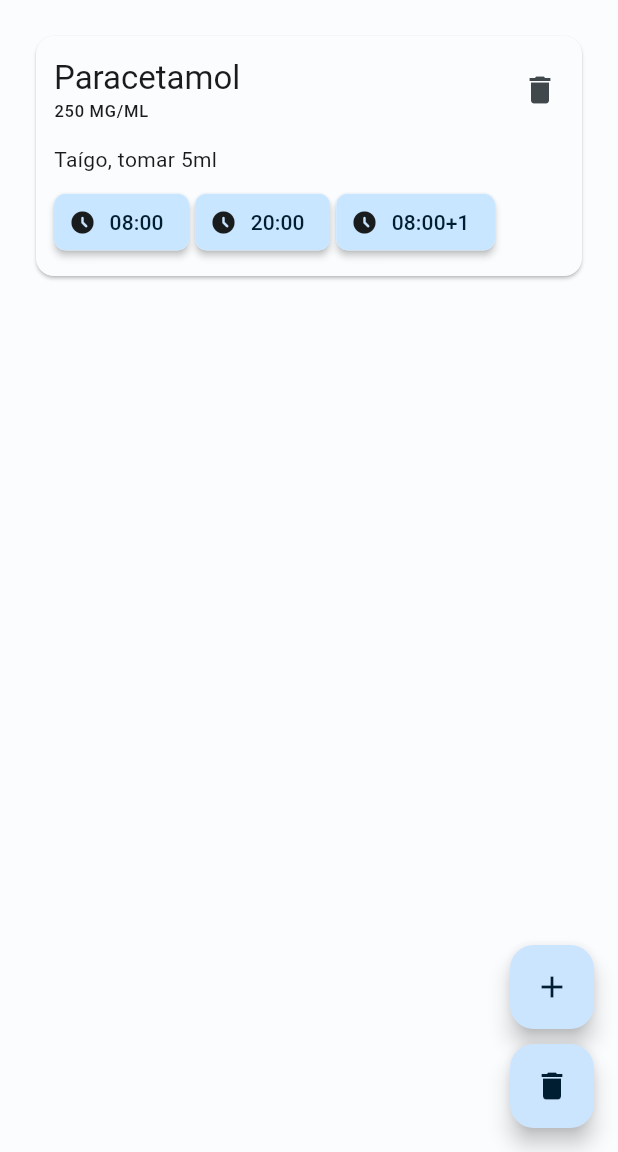
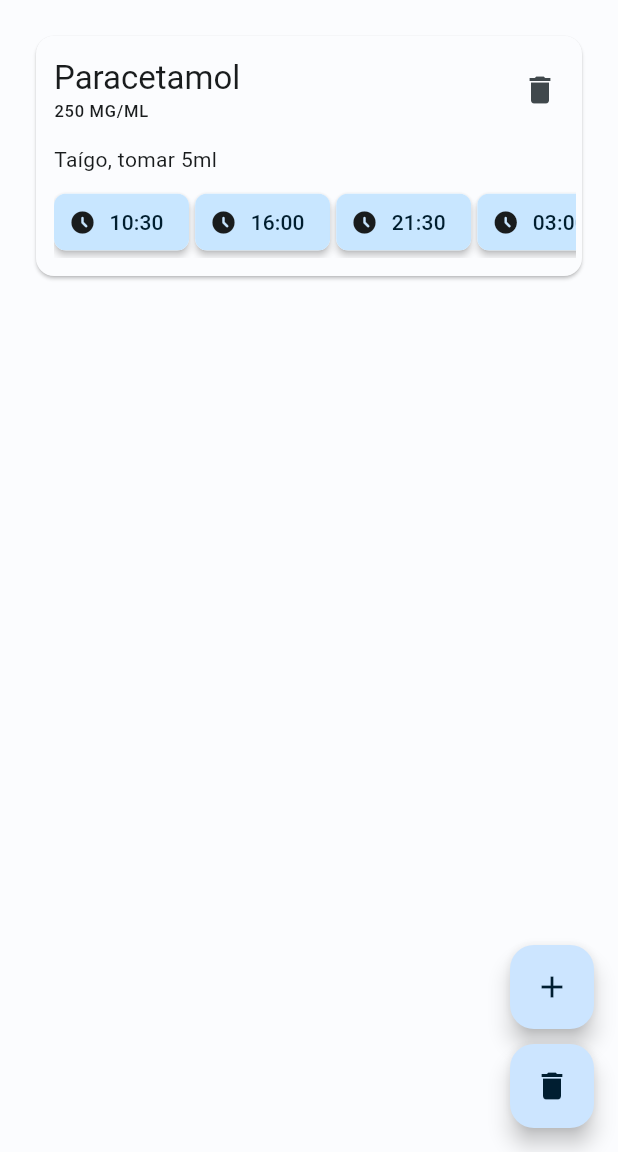
Before and after one commit to TaigoI/MedtrackApp, a Flutter app: the screen it shows after launch, after a tap on the "add" icon, on a phone screen of 412 x 824 dp, the part 84-1236 px from its top. Run offline on Flutter 3.47's test engine with Material 2 defaults, Android fonts, the phone set to English and light mode, and no system bars; our stand-ins replace hive_flutter; accounts and stored records are empty.

Commit message:
alarms on layout and hive v1

```diff
--- a/lib/main.dart
+++ b/lib/main.dart
@@ -5,8 +5,8 @@ import 'theme.dart';
 
 void main() async {
   await Hive.initFlutter();
-  await Hive.openBox('item');
   await Hive.openBox('prescription');
+  await Hive.openBox('medication');
   await Hive.openBox('alarm');
   runApp(const MyApp());
 }
--- a/lib/models/alarm.dart
+++ b/lib/models/alarm.dart
@@ -1,5 +1,3 @@
-import 'dart:convert';
-
 import 'package:flutter/cupertino.dart';
 import 'package:flutter/material.dart';
 import 'package:hive_flutter/hive_flutter.dart';
@@ -20,36 +18,27 @@ class Alarm {
     required this.active,
   });
 
-  persist(){
-    _alarmBox.put(key, toJSON());
-  }
+  get(String key) { return Alarm.fromMap(_alarmBox.get(key)!); }
+  save(){ _alarmBox.put(key, toMap()); }
+  delete(){ _alarmBox.delete(key); }
 
-  delete(){
-    _alarmBox.delete(key);
-  }
-
-  factory Alarm.fromStorage(String key) {
-    var item = _alarmBox.get(key);
-    return Alarm.fromJson(item!);
-  }
-
-  factory Alarm.fromJson(Map<String, dynamic> json) {
+  factory Alarm.fromMap(Map<String, dynamic> map) {
     return Alarm(
-        key: json.containsKey('key') ? json['key'] : UniqueKey().toString(),
-        medicationKey: json['medicationKey'].toString(),
-        timestamp: DateTime.parse(json['timestamp'].toString()),
-        active: bool.parse(json['active'].toString()),
+        key: map.containsKey('key') ? map['key'] : UniqueKey().toString(),
+        medicationKey: map['medicationKey'].toString(),
+        timestamp: DateTime.parse(map['timestamp'].toString()),
+        active: bool.parse(map['active'].toString()),
     );
   }
 
-  toJSON() {
-    Map<String, dynamic> json = {
+  toMap() {
+    Map<String, dynamic> map = {
       'key': key,
       'medicationKey': medicationKey,
       'timestamp': timestamp,
       'active': active,
     };
-    return jsonEncode(json);
+    return map;
   }
 
 }
--- a/lib/models/medication.dart
+++ b/lib/models/medication.dart
@@ -1,12 +1,12 @@
-import 'dart:convert';
-
 import 'package:flutter/cupertino.dart';
 import 'package:flutter/material.dart';
 import 'package:hive_flutter/hive_flutter.dart';
+import 'package:medtrack/models/alarm.dart';
 
 
 class Medication {
-  static final _itemBox = Hive.box('item');
+  static final _box = Hive.box('medication');
+  static final _alarmBox = Hive.box('alarm');
 
   String key;
   String medicationName; //nome do remédio. "Paracetamol"
@@ -34,37 +34,33 @@ class Medication {
     required this.initialDosage
   });
 
-  persist(){
-    _itemBox.put(key, toJSON());
+  get(String key) { return Medication.fromMap(_box.get(key)!); }
+  save(){ _box.put(key, toMap()); }
+  delete(){
+    _box.delete(key);
+    for (var alarm in getAlarmList()) {
+      alarm.delete();
+    }
   }
 
-  delete(){
-    _itemBox.delete(key);
-  }
-
-  factory Medication.fromStorage(String key) {
-    var item = _itemBox.get(key);
-    return Medication.fromJson(item!);
-  }
-
-  factory Medication.fromJson(Map<String, dynamic> json) {
+  factory Medication.fromMap(Map<String, dynamic> map) {
     return Medication(
-        key: json.containsKey('key') ? json['key'] : UniqueKey().toString(),
-        prescriptionKey: json['prescriptionKey'].toString(),
-        medicationName: json['medicationName'].toString(),
-        medicationDosageAmount: int.parse(json['medicationDosageAmount'].toString()),
-        medicationDosageUnit: json['medicationDosageUnit'].toString(),
-        doseAmount: int.parse(json['doseAmount'].toString()),
-        doseUnit: json['doseUnit'].toString(),
-        interval: int.parse(json['interval'].toString()),
-        occurrences: int.parse(json['occurrences'].toString()),
-        comments: json['comments'].toString(),
-        initialDosage: DateTime.parse(json['initialDosage'].toString())
+        key: map.containsKey('key') ? map['key'] : UniqueKey().toString(),
+        prescriptionKey: map['prescriptionKey'].toString(),
+        medicationName: map['medicationName'].toString(),
+        medicationDosageAmount: int.parse(map['medicationDosageAmount'].toString()),
+        medicationDosageUnit: map['medicationDosageUnit'].toString(),
+        doseAmount: int.parse(map['doseAmount'].toString()),
+        doseUnit: map['doseUnit'].toString(),
+        interval: int.parse(map['interval'].toString()),
+        occurrences: int.parse(map['occurrences'].toString()),
+        comments: map['comments'].toString(),
+        initialDosage: map.containsKey('initialDosage') ? DateTime.parse(map['initialDosage'].toString()) : DateTime.now()
     );
   }
 
-  toJSON() {
-    Map<String, dynamic> json = {
+  Map<String, dynamic> toMap() {
+    return {
       'key': key,
       'prescriptionKey' : prescriptionKey,
       'medicationName': medicationName,
@@ -77,7 +73,38 @@ class Medication {
       'comments': comments,
       'initialDosage': initialDosage.toString(),
     };
-    return jsonEncode(json);
+  }
+
+  //can be optimized with a 'medicationToAlarms' box like Box<MedicationKey, List<AlarmKey>>
+  List<Alarm> getAlarmList() {
+    List<Alarm> alarmList = [];
+    _alarmBox.values.where((map) => map['medicationKey'] == key).forEach((map) { alarmList.add(Alarm.fromMap(map.cast<String, dynamic>())); });
+    alarmList.sort(compareAlarms);
+    return alarmList;
+  }
+
+  updateAlarms(){
+    for(int i = 0; i < occurrences; i++){
+      var alarm = Alarm(
+        key: UniqueKey().toString(),
+        medicationKey: key,
+        active: true,
+        timestamp: initialDosage.add(Duration(minutes: i*interval)),
+      );
+      alarm.save();
+    }
+  }
+
+  int compareAlarms(Alarm a, Alarm b){
+    if((!a.active && !b.active) || (a.active && b.active)){
+      return a.timestamp.compareTo(b.timestamp);
+    } else {
+      if(a.active){
+        return -1;
+      } else {
+        return 1;
+      }
+    }
   }
 
 }
--- a/lib/models/prescription.dart
+++ b/lib/models/prescription.dart
@@ -4,8 +4,8 @@ import 'package:flutter/material.dart';
 import 'package:hive_flutter/hive_flutter.dart';
 
 class Prescription {
-  static final _prescriptionBox = Hive.box('prescription');
-  static final _itemBox = Hive.box('item');
+  static final _box = Hive.box('prescription');
+  static final _medicationBox = Hive.box('medication');
 
   String key;
   String patientName;
@@ -20,16 +20,16 @@ class Prescription {
   });
 
   persist(){
-    _prescriptionBox.put(key, toJSON());
+    _box.put(key, toJSON());
   }
 
   delete(){
-    _prescriptionBox.delete(key);
-    _itemBox.values.where((item) => item.prescriptionKey == key).forEach((element) { element.delete(); });
+    _box.delete(key);
+    _medicationBox.values.where((item) => item.prescriptionKey == key).forEach((element) { element.delete(); });
   }
 
   factory Prescription.fromStorage(String key) {
-    var prescription = _prescriptionBox.get(key);
+    var prescription = _box.get(key);
     return prescription != null
         ? Prescription.fromJson(jsonDecode(prescription))
         : Prescription(key: UniqueKey().toString(), patientName: "Paciente não especificado", doctorName: "Médico não especificado", doctorRegistration: "");
--- a/lib/pages/home.dart
+++ b/lib/pages/home.dart
@@ -1,5 +1,3 @@
-import 'dart:convert';
-
 import 'package:flutter/material.dart';
 import 'package:hive_flutter/hive_flutter.dart';
 import '../models/prescription.dart';
@@ -14,8 +12,7 @@ class Home extends StatefulWidget {
 }
 
 class _HomeState extends State<Home> {
-  final _items = Hive.box('item');
-  final _prescriptions = Hive.box('prescription');
+  final _medicationBox = Hive.box('medication');
 
   _addItem(String title) {
     var prescriptionModel = Prescription(
@@ -26,25 +23,26 @@ class _HomeState extends State<Home> {
     );
     prescriptionModel.persist();
 
-    var itemModel = Medication.fromJson({
-      "key": UniqueKey().toString(),
-      "prescriptionKey": prescriptionModel.key,
-      "medicationName": "Paracetamol",
-      "medicationDosageAmount": 250,
-      "medicationDosageUnit": "MG/ML",
-      "doseAmount": 5,
-      "doseUnit": "ml",
-      "interval": 60,
-      "occurrences": 10,
-      "comments": "",
-      "initialDosage": "2023-12-12 00:00:00"
-    });
-    itemModel.persist();
+    var medication = Medication(
+      key: UniqueKey().toString(),
+      prescriptionKey: prescriptionModel.key,
+      medicationName: "Paracetamol",
+      medicationDosageAmount: 250,
+      medicationDosageUnit: "MG/ML",
+      doseAmount: 5,
+      doseUnit: "ml",
+      interval: 330,
+      occurrences: 10,
+      comments: "",
+      initialDosage: DateTime.now()
+    );
+    medication.save();
+    medication.updateAlarms();
   }
 
   _clearStorage() async {
-    _items.clear();
-    _prescriptions.clear();
+    Hive.box('medication').clear();
+    Hive.box('prescription').clear();
   }
 
   @override
@@ -66,7 +64,7 @@ class _HomeState extends State<Home> {
           elevation: 4,
         ),
         body: ValueListenableBuilder(
-          valueListenable: _items.listenable(),
+          valueListenable: _medicationBox.listenable(),
           builder: (context, Box box, widget) {
             if(box.isEmpty){
               return const Center(
@@ -79,8 +77,7 @@ class _HomeState extends State<Home> {
                 child: ListView.builder(
                   itemCount: box.length,
                   itemBuilder: (context, index) {
-                    final item = jsonDecode(box.getAt(index));
-                    return MedicationWidget.fromJson(item);
+                    return MedicationWidget.fromMap(box.getAt(index).cast<String, dynamic>());
                   },
                 ),
               );
--- a/lib/widgets/medication_widget.dart
+++ b/lib/widgets/medication_widget.dart
@@ -1,5 +1,6 @@
-import 'package:flutter/cupertino.dart';
 import 'package:flutter/material.dart';
+import 'package:intl/intl.dart';
+import 'package:medtrack/models/alarm.dart';
 import 'package:medtrack/models/prescription.dart';
 
 import '../models/medication.dart';
@@ -13,14 +14,16 @@ class MedicationWidget extends StatefulWidget {
   @override
   State<StatefulWidget> createState() => _MedicationWidgetState();
 
-  factory MedicationWidget.fromJson(Map<String, dynamic> json){
-    if(!json.containsKey('key')) {
-      json['key'] = UniqueKey().toString();
-    }
+  factory MedicationWidget.fromMap(Map<String, dynamic> map){
+    bool hasKey = !map.containsKey('key');
+    if(hasKey) { map['key'] = UniqueKey().toString(); }
+
+    var model = Medication.fromMap(map);
+    if(hasKey) { model.save(); }
 
     return MedicationWidget(
-        key: ValueKey(json['key']),
-        model: Medication.fromJson(json),
+        key: ValueKey(map['key']),
+        model: model,
     );
   }
 
@@ -28,13 +31,11 @@ class MedicationWidget extends StatefulWidget {
 
 class _MedicationWidgetState extends State<MedicationWidget> {
   bool edit = false;
-  bool a1 = true;
-  bool a2 = true;
-  bool a3 = true;
 
   @override
   Widget build(BuildContext context) {
     final ColorScheme colors = Theme.of(context).colorScheme;
+    List<Alarm> alarmList = widget.model.getAlarmList();
     var prescription = Prescription.fromStorage(widget.model.prescriptionKey);
 
     return Card(
@@ -68,48 +69,36 @@ class _MedicationWidgetState extends State<MedicationWidget> {
                     style: Theme.of(context).textTheme.bodyMedium
                 ),
                 const SizedBox(height: 8),
-                Row(
-                  mainAxisAlignment: MainAxisAlignment.start,
-                  children: [
-                    FilterChip(
-                      avatar: Icon(a1 ? Icons.access_time_filled_rounded : Icons.access_time_rounded, color: colors.onSurface,),
-                      label: const Text('08:00'),
-                      selected: a1,
+                SizedBox(
+                  height: 48,
+                  child: ListView.separated(
+                    scrollDirection: Axis.horizontal,
+                    shrinkWrap: true,
+                    primary: true,
+                    itemCount: alarmList.length,
+                    itemBuilder: (context, i) {
+                      String chipText = DateFormat('HH:mm').format(alarmList[i].timestamp);
+                      int dayDiff = alarmList[i].timestamp.difference(DateTime.now()).inDays;
+                      if(dayDiff > 0){chipText+="+$dayDiff";}
+
+                      return FilterChip(
+                        avatar: Icon(alarmList[i].active ? Icons.access_time_filled_rounded : Icons.access_time_rounded, color: colors.onSurface,),
+                        label: Text(chipText),
+                        selected: alarmList[i].active,
                         onSelected: (selected) {
                           setState(() {
-                          a1 = !a1;
+                            alarmList[i].active = selected;
+                            alarmList[i].save();
                           });
                         },
                         showCheckmark: false,
                         elevation: 2,
+                      );
+                    },
+                    separatorBuilder: (context, i) {
+                      return const SizedBox(width: 4);
+                    },
                   ),
-                    SizedBox(width: 4),
-                    FilterChip(
-                      avatar: Icon(a2 ? Icons.access_time_filled_rounded : Icons.access_time_rounded, color: colors.onSurface,),
-                      label: const Text('20:00'),
-                      selected: a2,
-                      onSelected: (selected) {
-                        setState(() {
-                          a2 = !a2;
-                        });
-                      },
-                      showCheckmark: false,
-                      elevation: 2,
-                    ),
-                    SizedBox(width: 4),
-                    FilterChip(
-                      avatar: Icon(a3 ? Icons.access_time_filled_rounded : Icons.access_time_rounded, color: colors.onSurface,),
-                      label: const Text('08:00+1'),
-                      selected: a3,
-                      onSelected: (selected) {
-                        setState(() {
-                          a3 = !a3;
-                        });
-                      },
-                      showCheckmark: false,
-                      elevation: 2,
-                    ),
-                  ],
                 )
               ],
             )
@@ -117,3 +106,10 @@ class _MedicationWidgetState extends State<MedicationWidget> {
     );
   }
 }
+
+
+/*
+
+
+
+*/
--- a/pubspec.yaml
+++ b/pubspec.yaml
@@ -14,6 +14,7 @@ dependencies:
   http: ^0.13.5
   hive: ^2.2.3
   hive_flutter: ^1.1.0
+  intl: ^0.18.1
 dev_dependencies:
   flutter_test:
     sdk: flutter
```
Also changed, not shown: pubspec.lock. Lines whose indentation alone changed are shown as unchanged.
